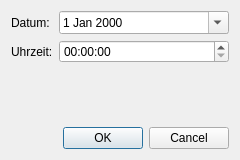
The window that src/gui/windows/input/DateTimeInputDialog.ui (startkladde/startkladde) describes before a commit, drawn with Qt 5.
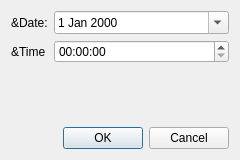
The same window after the commit.

Patch:
```diff
--- a/src/gui/windows/input/DateTimeInputDialog.ui
+++ b/src/gui/windows/input/DateTimeInputDialog.ui
@@ -23,7 +23,7 @@
       <item row="0" column="0">
        <widget class="QLabel" name="dateLabel">
         <property name="text">
-         <string>Datum:</string>
+         <string>&amp;Date:</string>
         </property>
        </widget>
       </item>
@@ -40,7 +40,7 @@
       <item row="1" column="0">
        <widget class="QLabel" name="timeLabel">
         <property name="text">
-         <string>Uhrzeit:</string>
+         <string>&amp;Time</string>
         </property>
        </widget>
       </item>
```
